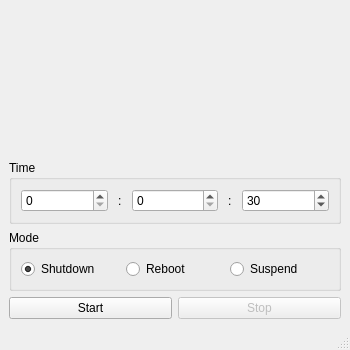
Above: src/ui/mainwindow.ui from 1samson1/sleeper before the change. Below: the same form after it.
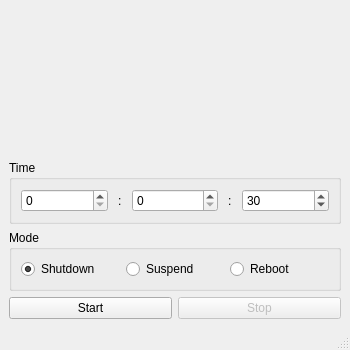
That is the form after the change.

The edit to the form file:
```diff
--- a/src/ui/mainwindow.ui
+++ b/src/ui/mainwindow.ui
@@ -148,13 +148,6 @@
          </property>
         </widget>
        </item>
-       <item>
-        <widget class="QRadioButton" name="is_reboot">
-         <property name="text">
-          <string>Reboot</string>
-         </property>
-        </widget>
-       </item>
        <item>
         <widget class="QRadioButton" name="is_suspend">
          <property name="text">
@@ -162,6 +155,13 @@
          </property>
         </widget>
        </item>
+       <item>
+        <widget class="QRadioButton" name="is_reboot">
+         <property name="text">
+          <string>Reboot</string>
+         </property>
+        </widget>
+       </item>
       </layout>
      </widget>
     </item>
```
Left out of the diff: 2 changed lines with no effect on the pictures.
